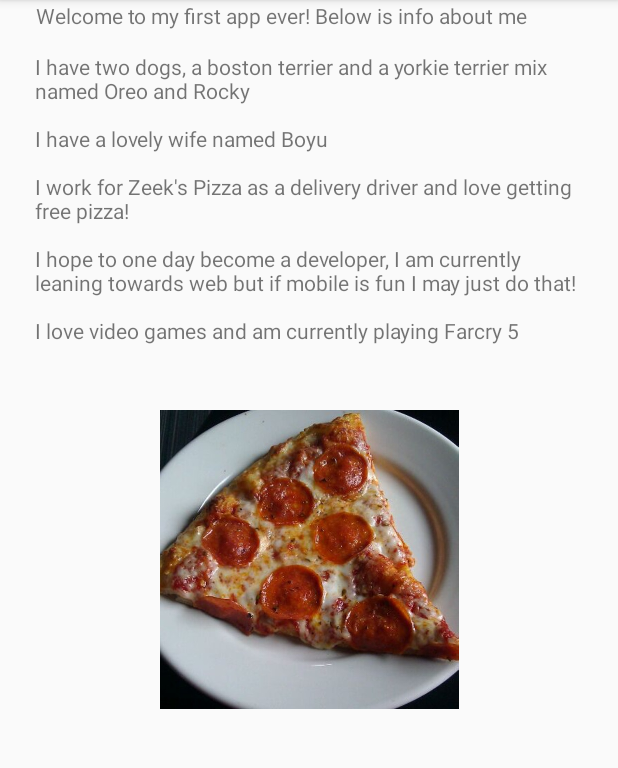
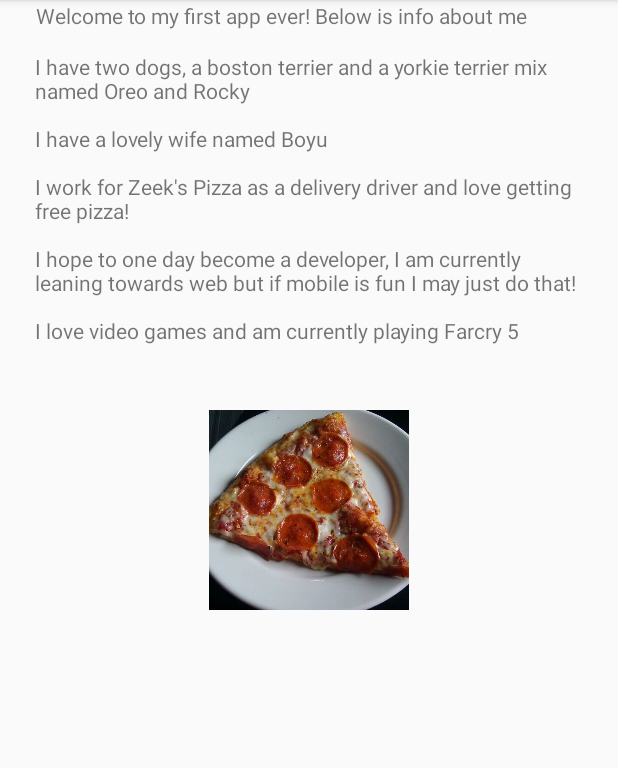
Before and after one commit to MikeJLeon/ad340, an Android app: the screen it shows after launch (MainActivity), on a phone screen of 412 x 824 dp, the part 84-852 px from its top. Run offline under Robolectric (Android 15) with nearby library versions, the phone set to English and light mode, and no system bars.

Commit message:
Trying commit in android

```diff
--- a/app/src/main/res/layout/activity_main.xml
+++ b/app/src/main/res/layout/activity_main.xml
@@ -38,7 +38,7 @@
     <ImageView
         android:id="@+id/imageView"
         android:layout_width="0dp"
-        android:layout_height="199dp"
+        android:layout_height="133dp"
         android:layout_marginTop="273dp"
         android:contentDescription="@string/pizza"
         app:layout_constraintEnd_toEndOf="parent"
```
